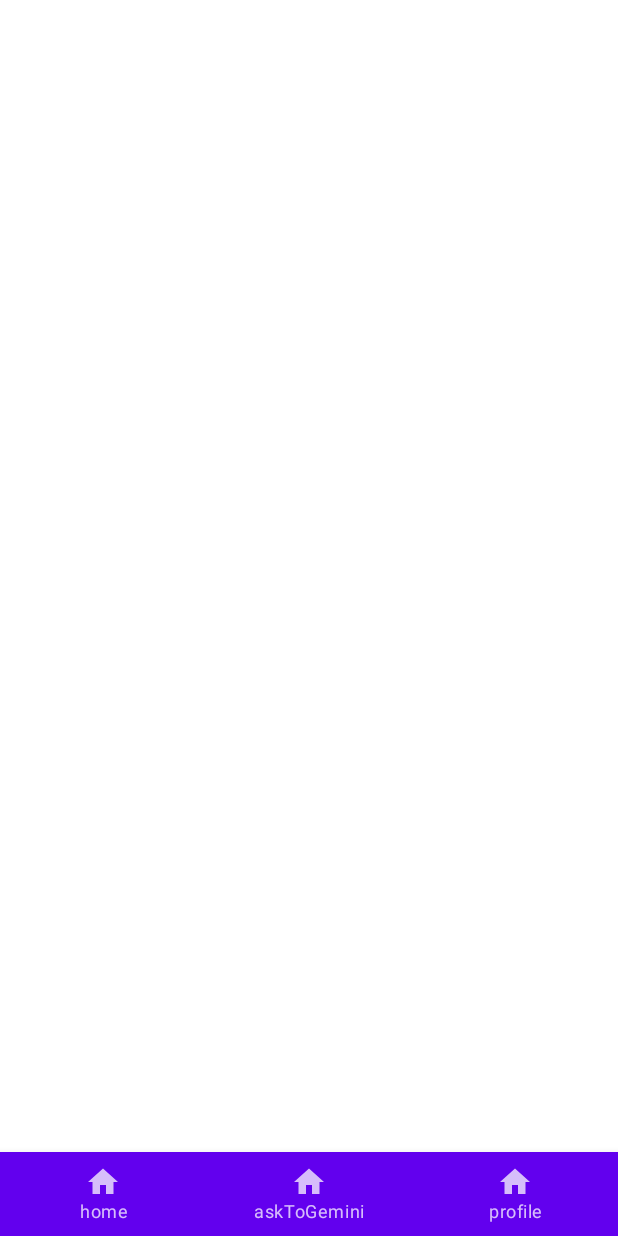
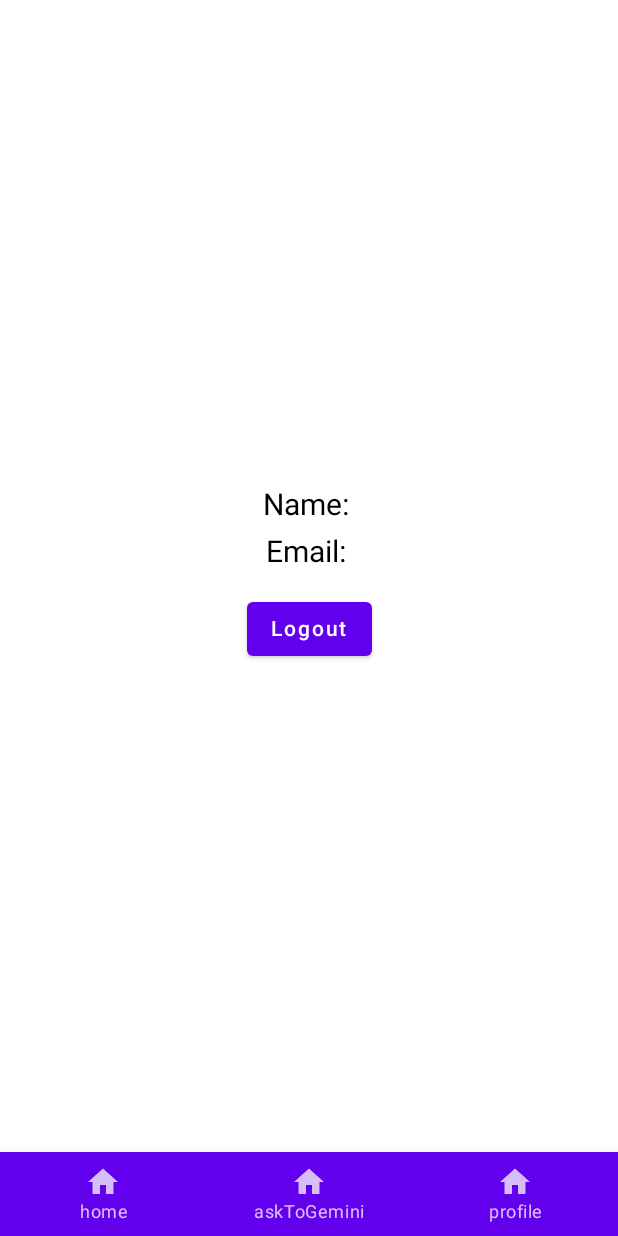
Before and after one commit to celebibasar/PocketFin, an Android app built with Jetpack Compose: the screen it shows after launch once a user with an empty profile is signed in (MainActivity), item 3 of the bottom bar chosen, on a phone screen of 412 x 824 dp. Run offline under Robolectric (Android 15) with nearby library versions, the phone set to English and light mode, and no system bars; our stand-ins replace Firebase (no records; nobody signed in at launch, a user with empty details on screens opened directly), Room's generated code, livedata-compose.

Commit message:
Person based income/expense has done.

```diff
--- a/app/src/main/java/com/basarcelebi/pocketfin/MainActivity.kt
+++ b/app/src/main/java/com/basarcelebi/pocketfin/MainActivity.kt
@@ -7,7 +7,9 @@ import androidx.compose.foundation.layout.*
 import androidx.compose.foundation.text.KeyboardOptions
 import androidx.compose.material.*
 import androidx.compose.material.icons.Icons
+import androidx.compose.material.icons.filled.Add
 import androidx.compose.material.icons.filled.Home
+import androidx.compose.material.icons.filled.MoreVert
 import androidx.compose.runtime.*
 import androidx.compose.runtime.livedata.observeAsState
 import androidx.compose.ui.Alignment
@@ -22,13 +24,14 @@ import androidx.navigation.compose.composable
 import androidx.navigation.compose.rememberNavController
 import com.basarcelebi.pocketfin.database.IncomeExpenseItem
 import com.basarcelebi.pocketfin.database.PocketFinDatabase
+import com.basarcelebi.pocketfin.screen.ProfileScreen
 import com.basarcelebi.pocketfin.ui.theme.PocketFinTheme
 import com.basarcelebi.pocketfin.viewmodel.HomeScreenViewModel
+import com.google.firebase.auth.FirebaseAuth
 import kotlinx.coroutines.CoroutineScope
+import kotlinx.coroutines.Dispatchers
 import kotlinx.coroutines.launch
 import kotlinx.coroutines.withContext
-
-
 
 class MainActivity : ComponentActivity() {
     private lateinit var database: PocketFinDatabase
@@ -48,7 +51,6 @@ class MainActivity : ComponentActivity() {
 @Composable
 fun PocketFinApp(database: PocketFinDatabase) {
     val navController = rememberNavController()
-
     val scope = rememberCoroutineScope()
 
     Scaffold(
@@ -72,10 +74,10 @@ fun NavigationHost(
             HomeScreen(database, scope)
         }
         composable(Screen.AskToGemini.route) {
-            // Ekran içeriğini buraya yerleştir
+            ProfileScreen()
         }
         composable(Screen.Profile.route) {
-            // Ekran içeriğini buraya yerleştir
+            ProfileScreen()
         }
     }
 }
@@ -86,7 +88,13 @@ fun BottomNavigationBar(navController: NavHostController) {
         val items = listOf("home", "askToGemini", "profile")
         items.forEach { screen ->
             BottomNavigationItem(
-                icon = { Icon(Icons.Default.Home, contentDescription = null) },
+                icon = {
+                    when (screen) {
+                        "home" -> Icon(Icons.Default.Home, contentDescription = "Home")
+                        // Add icons for other screens as needed
+                        else -> Icon(Icons.Default.Home, contentDescription = "Home")
+                    }
+                },
                 label = { Text(screen) },
                 selected = false, // Implement your own selection logic
                 onClick = {
@@ -100,7 +108,6 @@ fun BottomNavigationBar(navController: NavHostController) {
     }
 }
 
-
 @Composable
 fun HomeScreen(database: PocketFinDatabase, scope: CoroutineScope) {
     val homeScreenViewModel: HomeScreenViewModel = viewModel()
@@ -113,27 +120,31 @@ fun HomeScreen(database: PocketFinDatabase, scope: CoroutineScope) {
     var showIncomeDialog by remember { mutableStateOf(false) }
     var showExpenseDialog by remember { mutableStateOf(false) }
 
-    // Gelir ve gider listelerini Room'dan LiveData olarak al
+    // Observe income and expense lists and total amount
     val incomeList by homeScreenViewModel.incomeList.observeAsState(emptyList())
     val expenseList by homeScreenViewModel.expenseList.observeAsState(emptyList())
     val totalAmountLiveData by homeScreenViewModel.totalAmount.observeAsState(0.0)
 
-    // Güncellenen totalAmount değerini kullan
-    LaunchedEffect(totalAmountLiveData) {
-        totalAmount = totalAmountLiveData
+    // Update totalAmount when totalAmountLiveData changes
+    LaunchedEffect(incomeList, expenseList) {
+        val activeIncomeAmount = incomeList.filter { it.isActive }.sumByDouble { it.amount!! }
+        val activeExpenseAmount = expenseList.filter { it.isActive }.sumByDouble { it.amount!! }
+        totalAmount = activeIncomeAmount - activeExpenseAmount
     }
 
-    // Veritabanından verileri almak için başlangıçta çalışan etki
+    // Fetch initial data from the database
     LaunchedEffect(Unit) {
         homeScreenViewModel.refreshLists()
     }
 
     Column(
-        modifier = Modifier.fillMaxSize().padding(16.dp),
+        modifier = Modifier
+            .fillMaxSize()
+            .padding(16.dp),
         horizontalAlignment = Alignment.CenterHorizontally
     ) {
-        // Gelirler bölümü
-        Text("Gelirler")
+        // Income section
+        Text("Incomes")
         incomeList.forEachIndexed { index, item ->
             Row(
                 modifier = Modifier.fillMaxWidth(),
@@ -141,22 +152,35 @@ fun HomeScreen(database: PocketFinDatabase, scope: CoroutineScope) {
             ) {
                 Checkbox(
                     checked = item.isActive,
-                    onCheckedChange = {
-                        item.isActive = it
-                        homeScreenViewModel.refreshLists()
+                    onCheckedChange = { isChecked ->
+                        val updatedItem = item.copy(isActive = isChecked)
+                        scope.launch {
+                            withContext(Dispatchers.IO) {
+                                database.incomeExpenseDao().updateIncomeItem(updatedItem)
+                            }
+                            homeScreenViewModel.refreshLists()
+                        }
                     }
                 )
+
+
                 Text("${item.description}: €${String.format("%.2f", item.amount)}")
+
+
             }
         }
-        Button(onClick = { showIncomeDialog = true }) {
-            Text("Gelir Ekle")
+
+        Button(
+            onClick = { showIncomeDialog = true },
+            modifier = Modifier.padding(vertical = 8.dp)
+        ) {
+            Icon(Icons.Default.Add, contentDescription = null)
+            Text("Add Income")
         }
 
+        // Expenses section
         Spacer(modifier = Modifier.height(8.dp))
-
-        // Giderler bölümü
-        Text("Giderler")
+        Text("Expenses")
         expenseList.forEachIndexed { index, item ->
             Row(
                 modifier = Modifier.fillMaxWidth(),
@@ -164,25 +188,39 @@ fun HomeScreen(database: PocketFinDatabase, scope: CoroutineScope) {
             ) {
                 Checkbox(
                     checked = item.isActive,
-                    onCheckedChange = {
-                        item.isActive = it
-                        homeScreenViewModel.refreshLists()
+                    onCheckedChange = { isChecked ->
+                        val updatedItem = item.copy(isActive = isChecked)
+                        scope.launch {
+                            withContext(Dispatchers.IO) {
+                                database.incomeExpenseDao().updateExpenseItem(updatedItem)
+                            }
+                            homeScreenViewModel.refreshLists()
+                        }
                     }
                 )
-                Text("${item.description}: -€${String.format("%.2f", item.amount)}")
+
+
+                Text(
+                    text = "${item.description}: -€${String.format("%.2f", item.amount)}",
+                )
+
             }
         }
-        Button(onClick = { showExpenseDialog = true }) {
-            Text("Gider Ekle")
+
+        Button(
+            onClick = { showExpenseDialog = true },
+            modifier = Modifier.padding(vertical = 8.dp)
+        ) {
+            Icon(Icons.Default.Add, contentDescription = null)
+            Text("Add Expense")
         }
 
+        // Total overview section
         Spacer(modifier = Modifier.height(16.dp))
-
-        // Genel Bakış bölümü
-        Text("Genel Bakış", style = MaterialTheme.typography.h6)
+        Text("Total Overview", style = MaterialTheme.typography.h6)
         Text("€${String.format("%.2f", totalAmount)}", style = MaterialTheme.typography.h4)
 
-        // Dialoglar
+        // Dialogs
         if (showIncomeDialog) {
             IncomeDialog(
                 incomeDescription = incomeDescription,
@@ -192,12 +230,18 @@ fun HomeScreen(database: PocketFinDatabase, scope: CoroutineScope) {
                 onDismiss = { showIncomeDialog = false },
                 onConfirm = {
                     val amount = incomeAmount.toDoubleOrNull() ?: 0.0
-                    val newItem = IncomeExpenseItem(description = incomeDescription, amount = amount, isActive = true, type = "income")
+                    val userId = getUserId() ?: return@IncomeDialog
+                    val newItem = IncomeExpenseItem(
+                        userId = userId,
+                        description = incomeDescription,
+                        amount = amount,
+                        isActive = true,
+                        type = "income"
+                    )
                     scope.launch {
                         withContext(scope.coroutineContext) {
                             database.incomeExpenseDao().insertIncomeItem(newItem)
                             homeScreenViewModel.refreshLists()
-
                         }
                     }
                     showIncomeDialog = false
@@ -216,13 +260,19 @@ fun HomeScreen(database: PocketFinDatabase, scope: CoroutineScope) {
                 onDismiss = { showExpenseDialog = false },
                 onConfirm = {
                     val amount = expenseAmount.toDoubleOrNull() ?: 0.0
-                    val newItem = IncomeExpenseItem(description = expenseDescription, amount = amount, isActive = true, type = "expense")
+                    val userId = getUserId() ?: return@ExpenseDialog
+                    val newItem = IncomeExpenseItem(
+                        userId = userId,
+                        description = expenseDescription,
+                        amount = amount,
+                        isActive = true,
+                        type = "expense"
+                    )
                     scope.launch {
-                        withContext(scope.coroutineContext) {
+                        withContext(Dispatchers.IO) {
                             database.incomeExpenseDao().insertExpenseItem(newItem)
-                            homeScreenViewModel.refreshLists()
-
                         }
+                        homeScreenViewModel.refreshLists()
                     }
                     showExpenseDialog = false
                     expenseAmount = ""
@@ -232,6 +282,8 @@ fun HomeScreen(database: PocketFinDatabase, scope: CoroutineScope) {
         }
     }
 }
+
+
 
 @Composable
 fun IncomeDialog(
@@ -244,19 +296,19 @@ fun IncomeDialog(
 ) {
     AlertDialog(
         onDismissRequest = onDismiss,
-        title = { Text("Yeni Gelir") },
+        title = { Text("New Income") },
         text = {
             Column {
                 TextField(
                     value = incomeDescription,
                     onValueChange = onIncomeDescriptionChange,
-                    label = { Text("İsim") }
+                    label = { Text("Description") }
                 )
                 Spacer(modifier = Modifier.height(8.dp))
                 TextField(
                     value = incomeAmount,
                     onValueChange = onIncomeAmountChange,
-                    label = { Text("Miktar") },
+                    label = { Text("Amount") },
                     keyboardOptions = KeyboardOptions(
                         keyboardType = KeyboardType.Number,
                         imeAction = ImeAction.Done
@@ -266,12 +318,12 @@ fun IncomeDialog(
         },
         confirmButton = {
             Button(onClick = onConfirm) {
-                Text("Geliri Onayla")
+                Text("Confirm Income")
             }
         },
         dismissButton = {
             Button(onClick = onDismiss) {
-                Text("İptal")
+                Text("Cancel")
             }
         }
     )
@@ -288,19 +340,19 @@ fun ExpenseDialog(
 ) {
     AlertDialog(
         onDismissRequest = onDismiss,
-        title = { Text("Yeni Gider") },
+        title = { Text("New Expense") },
         text = {
             Column {
                 TextField(
                     value = expenseDescription,
                     onValueChange = onExpenseDescriptionChange,
-                    label = { Text("İsim") }
+                    label = { Text("Description") }
                 )
                 Spacer(modifier = Modifier.height(8.dp))
                 TextField(
                     value = expenseAmount,
                     onValueChange = onExpenseAmountChange,
-                    label = { Text("Miktar") },
+                    label = { Text("Amount") },
                     keyboardOptions = KeyboardOptions(
                         keyboardType = KeyboardType.Number,
                         imeAction = ImeAction.Done
@@ -310,13 +362,18 @@ fun ExpenseDialog(
         },
         confirmButton = {
             Button(onClick = onConfirm) {
-                Text("Gideri Onayla")
+                Text("Confirm Expense")
             }
         },
         dismissButton = {
             Button(onClick = onDismiss) {
-                Text("İptal")
+                Text("Cancel")
             }
         }
     )
 }
+
+fun getUserId(): String? {
+    val currentUser = FirebaseAuth.getInstance().currentUser
+    return currentUser?.uid
+}
--- a/app/src/main/java/com/basarcelebi/pocketfin/database/PocketFinDatabase.kt
+++ b/app/src/main/java/com/basarcelebi/pocketfin/database/PocketFinDatabase.kt
@@ -8,17 +8,20 @@ import androidx.room.Dao
 import androidx.room.Database
 import androidx.room.Entity
 import androidx.room.Insert
+import androidx.room.OnConflictStrategy
 import androidx.room.PrimaryKey
 import androidx.room.Query
 import androidx.room.Room
 import androidx.room.RoomDatabase
+import androidx.room.Update
 import androidx.room.migration.Migration
 import androidx.sqlite.db.SupportSQLiteDatabase
 
 
-@Database(entities = [IncomeExpenseItem::class], version = 4, exportSchema = false)
+@Database(entities = [User::class, IncomeExpenseItem::class], version = 6, exportSchema = false)
 abstract class PocketFinDatabase : RoomDatabase() {
 
+    abstract fun userDao(): UserDao
     abstract fun incomeExpenseDao(): IncomeExpenseDao
 
     companion object {
@@ -38,40 +41,58 @@ abstract class PocketFinDatabase : RoomDatabase() {
                 instance
             }
         }
+    }
+}
 
+@Dao
+interface UserDao {
+    @Insert(onConflict = OnConflictStrategy.REPLACE)
+    suspend fun insert(user: User)
 
-
-
-    }
+    @Query("SELECT * FROM users WHERE id = :userId")
+    suspend fun getUser(userId: String): User?
 }
 
 @Dao
 interface IncomeExpenseDao {
 
-    @Insert
+    @Insert(onConflict = OnConflictStrategy.REPLACE)
     suspend fun insertIncomeItem(item: IncomeExpenseItem)
 
-    @Insert
+    @Insert(onConflict = OnConflictStrategy.REPLACE)
     suspend fun insertExpenseItem(item: IncomeExpenseItem)
 
-    @Query("SELECT * FROM income_expense_items WHERE isActive = 1 AND type = 'income'")
-    fun getAllActiveIncomeItems(): List<IncomeExpenseItem>
+    @Update
+    suspend fun updateIncomeItem(item: IncomeExpenseItem)
 
-    @Query("SELECT * FROM income_expense_items WHERE isActive = 1 AND type = 'expense'")
-    fun getAllActiveExpenseItems(): List<IncomeExpenseItem>
+    @Update
+    suspend fun updateExpenseItem(item: IncomeExpenseItem)
 
-    @Query("SELECT SUM(amount) FROM income_expense_items WHERE isActive = 1 AND type = 'income'")
-    fun getTotalIncome(): LiveData<Double>
+    @Query("SELECT * FROM income_expense_items WHERE user_id = :userId AND type = 'income'")
+    fun getAllIncomeItems(userId: String): List<IncomeExpenseItem>
 
-    @Query("SELECT SUM(amount) FROM income_expense_items WHERE isActive = 1 AND type = 'expense'")
-    fun getTotalExpense(): LiveData<Double>
+    @Query("SELECT * FROM income_expense_items WHERE user_id = :userId AND type = 'expense'")
+    fun getAllExpenseItems(userId: String): List<IncomeExpenseItem>
+
+    @Query("SELECT SUM(amount) FROM income_expense_items WHERE (user_id = :userId AND isActive = 1 AND type = 'income')")
+    fun getTotalIncome(userId: String): LiveData<Double>
+
+    @Query("SELECT SUM(amount) FROM income_expense_items WHERE (user_id = :userId AND isActive = 1 AND type = 'expense')")
+    fun getTotalExpense(userId: String): LiveData<Double>
 }
 
 @Entity(tableName = "income_expense_items")
 data class IncomeExpenseItem(
     @PrimaryKey(autoGenerate = true) val id: Long = 0,
+    @ColumnInfo(name = "user_id") val userId: String,
     @ColumnInfo(name = "description") val description: String,
     @ColumnInfo(name = "amount") val amount: Double?,
     @ColumnInfo(name = "isActive") var isActive: Boolean,
     @ColumnInfo(name = "type") val type: String
 )
+
+@Entity(tableName = "users")
+data class User(
+    @PrimaryKey val id: String,
+    @ColumnInfo(name = "user_name") val userName: String?
+)
--- /dev/null
+++ b/app/src/main/java/com/basarcelebi/pocketfin/screen/ProfileScreen.kt
@@ -0,0 +1,55 @@
+package com.basarcelebi.pocketfin.screen
+
+import android.content.Intent
+import androidx.compose.foundation.layout.*
+import androidx.compose.material.Button
+import androidx.compose.material.Text
+import androidx.compose.runtime.Composable
+import androidx.compose.runtime.rememberCoroutineScope
+import androidx.compose.ui.Alignment
+import androidx.compose.ui.Modifier
+import androidx.compose.ui.platform.LocalContext
+import androidx.compose.ui.unit.dp
+import androidx.compose.ui.unit.sp
+import androidx.lifecycle.viewmodel.compose.viewModel
+import com.basarcelebi.pocketfin.SignInActivity
+import com.basarcelebi.pocketfin.viewmodel.ProfileViewModel
+import kotlinx.coroutines.launch
+
+@Composable
+fun ProfileScreen(
+    viewModel: ProfileViewModel = viewModel()
+) {
+    val user = viewModel.user
+    val coroutineScope = rememberCoroutineScope()
+    val context = LocalContext.current
+
+    Column(
+        modifier = Modifier
+            .fillMaxSize()
+            .padding(16.dp),
+        horizontalAlignment = Alignment.CenterHorizontally,
+        verticalArrangement = Arrangement.Center
+    ) {
+        user?.let {
+            Text(text = "Name: ${it.displayName}", fontSize = 20.sp)
+            Spacer(modifier = Modifier.height(8.dp))
+            Text(text = "Email: ${it.email}", fontSize = 20.sp)
+        }
+
+        Spacer(modifier = Modifier.height(16.dp))
+
+        Button(onClick = {
+            coroutineScope.launch {
+                viewModel.logout()
+                // FirebaseAuth'dan çıkış yapıldığında SignInActivity'e geçiş yap
+                Intent(context, SignInActivity::class.java).apply {
+                    flags = Intent.FLAG_ACTIVITY_NEW_TASK or Intent.FLAG_ACTIVITY_CLEAR_TASK
+                    context.startActivity(this)
+                }
+            }
+        }) {
+            Text(text = "Logout")
+        }
+    }
+}
--- a/app/src/main/java/com/basarcelebi/pocketfin/viewmodel/HomeScreenViewModel.kt
+++ b/app/src/main/java/com/basarcelebi/pocketfin/viewmodel/HomeScreenViewModel.kt
@@ -5,14 +5,17 @@ import androidx.lifecycle.*
 import com.basarcelebi.pocketfin.database.IncomeExpenseDao
 import com.basarcelebi.pocketfin.database.IncomeExpenseItem
 import com.basarcelebi.pocketfin.database.PocketFinDatabase
+import com.google.firebase.auth.FirebaseAuth
 import kotlinx.coroutines.Dispatchers
 import kotlinx.coroutines.launch
 import kotlinx.coroutines.withContext
 
 class HomeScreenViewModel(application: Application) : AndroidViewModel(application) {
 
+    // Database DAO
     private val incomeExpenseDao: IncomeExpenseDao = PocketFinDatabase.getDatabase(application).incomeExpenseDao()
 
+    // LiveData for income and expense lists
     private val _incomeList = MutableLiveData<List<IncomeExpenseItem>>()
     val incomeList: LiveData<List<IncomeExpenseItem>>
         get() = _incomeList
@@ -26,53 +29,67 @@ class HomeScreenViewModel(application: Application) : AndroidViewModel(applicati
     val totalAmount: LiveData<Double>
         get() = _totalAmount
 
-    private val totalIncome: LiveData<Double> = incomeExpenseDao.getTotalIncome()
-    private val totalExpense: LiveData<Double> = incomeExpenseDao.getTotalExpense()
+    private lateinit var userId: String // User ID, Firebase Authentication'dan alınacak
 
     init {
-        // Initialize data
+        // Get the current user ID from Firebase Authentication
+        userId = FirebaseAuth.getInstance().currentUser?.uid ?: ""
+
+        // LiveData'ları ve totalAmount'i başlat
         refreshLists()
         calculateTotal()
     }
 
+    // Calculate total income and expense
     private fun calculateTotal() {
-        _totalAmount.addSource(totalIncome) { income ->
-            val expense = totalExpense.value ?: 0.0
-            _totalAmount.value = (income ?: 0.0) - expense
+        // Retrieve total income and expenses from LiveData sources
+        val liveDataIncome = incomeExpenseDao.getTotalIncome(userId)
+        val liveDataExpense = incomeExpenseDao.getTotalExpense(userId)
+
+        // Observe changes in total income
+        _totalAmount.addSource(liveDataIncome) { income ->
+            // Filter active income items and calculate total income
+            val activeIncome = _incomeList.value?.filter { it.isActive } ?: emptyList()
+            val totalIncome = activeIncome.sumOf { it.amount ?: 0.0 }
+            val activeExpense = _expenseList.value?.filter { it.isActive } ?: emptyList()
+            val totalExpense = activeExpense.sumOf { it.amount ?: 0.0 }
+            _totalAmount.value = totalIncome - totalExpense
         }
-        _totalAmount.addSource(totalExpense) { expense ->
-            val income = totalIncome.value ?: 0.0
-            _totalAmount.value = income - (expense ?: 0.0)
-        }
+
     }
 
 
+
+
+    // Refresh income and expense lists
     fun refreshLists() {
         viewModelScope.launch {
             // Perform database operations in IO dispatcher
             val incomeItems = withContext(Dispatchers.IO) {
-                incomeExpenseDao.getAllActiveIncomeItems()
+                incomeExpenseDao.getAllIncomeItems(userId)
             }
             _incomeList.value = incomeItems
 
             val expenseItems = withContext(Dispatchers.IO) {
-                incomeExpenseDao.getAllActiveExpenseItems()
+                incomeExpenseDao.getAllExpenseItems(userId)
             }
             _expenseList.value = expenseItems
         }
     }
 
+    // Add a new income item
     fun addIncomeItem(description: String, amount: Double) {
         viewModelScope.launch(Dispatchers.IO) {
-            val newItem = IncomeExpenseItem(description = description, amount = amount, isActive = true, type = "income")
+            val newItem = IncomeExpenseItem(userId = userId, description = description, amount = amount, isActive = true, type = "income")
             incomeExpenseDao.insertIncomeItem(newItem)
             refreshLists() // Refresh lists to include the new item
         }
     }
 
+    // Add a new expense item
     fun addExpenseItem(description: String, amount: Double) {
         viewModelScope.launch(Dispatchers.IO) {
-            val newItem = IncomeExpenseItem(description = description, amount = amount, isActive = true, type = "expense")
+            val newItem = IncomeExpenseItem(userId = userId, description = description, amount = amount, isActive = true, type = "expense")
             incomeExpenseDao.insertExpenseItem(newItem)
             refreshLists() // Refresh lists to include the new item
         }
--- /dev/null
+++ b/app/src/main/java/com/basarcelebi/pocketfin/viewmodel/ProfileViewModel.kt
@@ -0,0 +1,19 @@
+package com.basarcelebi.pocketfin.viewmodel
+
+import androidx.lifecycle.ViewModel
+import com.google.firebase.auth.FirebaseAuth
+
+class ProfileViewModel : ViewModel() {
+
+    private val auth = FirebaseAuth.getInstance()
+
+    val user = auth.currentUser
+
+    fun logout() {
+        auth.signOut()
+    }
+
+    fun isUserSignedIn(): Boolean {
+        return auth.currentUser != null
+    }
+}
```
